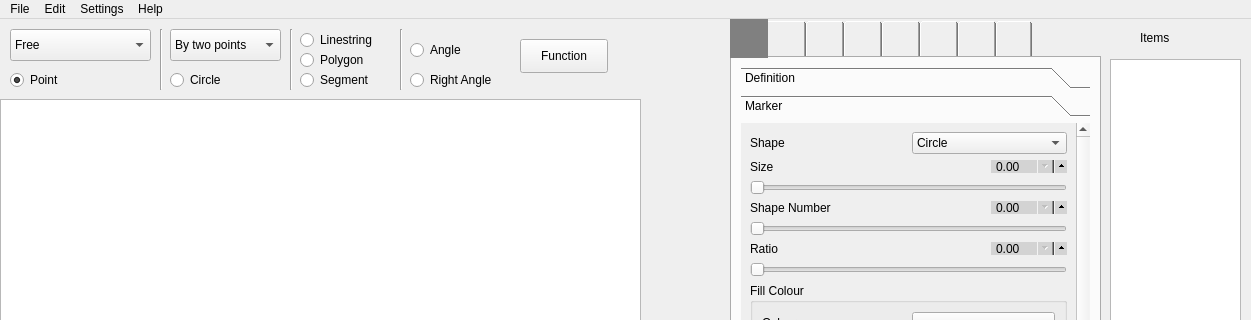
The window that main_2.ui (csekri/tkzgeom) describes before a commit, drawn with Qt 5; both pictures show x 0 to 1251 and y 0 to 320 of the 1251 by 783 pixel window.
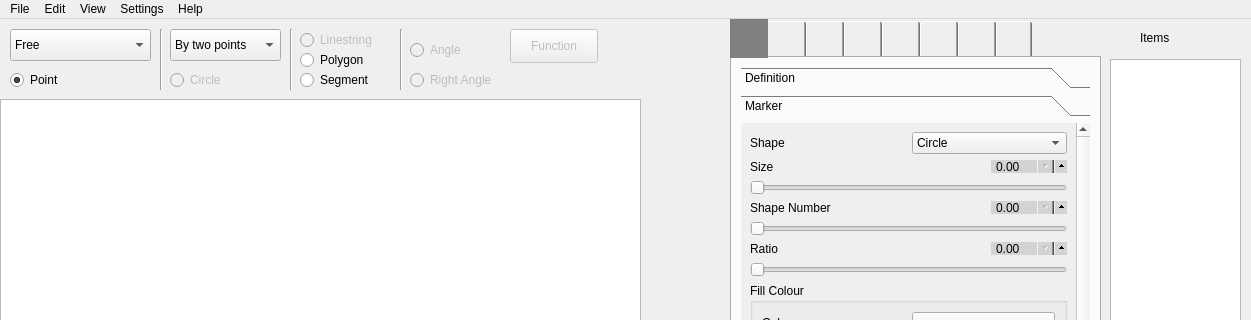
The same window after the commit. The open tabs and pages were chosen to show the change. Icons and pictures are not drawn. Custom widgets are drawn as their Qt base class.

```diff
--- a/main_2.ui
+++ b/main_2.ui
@@ -116,6 +116,9 @@
     </item>
    </widget>
    <widget class="QRadioButton" name="linestring_radio">
+    <property name="enabled">
+     <bool>false</bool>
+    </property>
     <property name="geometry">
      <rect>
       <x>300</x>
@@ -132,6 +135,9 @@
     </property>
    </widget>
    <widget class="QRadioButton" name="circle_radio">
+    <property name="enabled">
+     <bool>false</bool>
+    </property>
     <property name="geometry">
      <rect>
       <x>170</x>
@@ -191,6 +197,9 @@
     </item>
    </widget>
    <widget class="QRadioButton" name="angle_radio">
+    <property name="enabled">
+     <bool>false</bool>
+    </property>
     <property name="geometry">
      <rect>
       <x>410</x>
@@ -1695,6 +1704,9 @@
     </widget>
    </widget>
    <widget class="QRadioButton" name="right_angle_radio">
+    <property name="enabled">
+     <bool>false</bool>
+    </property>
     <property name="geometry">
      <rect>
       <x>410</x>
@@ -1791,10 +1803,13 @@
     </property>
    </widget>
    <widget class="QPushButton" name="pushButton">
+    <property name="enabled">
+     <bool>false</bool>
+    </property>
     <property name="geometry">
      <rect>
-      <x>520</x>
-      <y>20</y>
+      <x>510</x>
+      <y>10</y>
       <width>88</width>
       <height>34</height>
      </rect>
@@ -1859,8 +1874,18 @@
     </property>
     <addaction name="actionShow_Help"/>
    </widget>
+   <widget class="QMenu" name="menuView">
+    <property name="title">
+     <string>View</string>
+    </property>
+    <addaction name="actionShow_PDF"/>
+    <addaction name="actionShow_Canvas_Labels"/>
+    <addaction name="actionShow_Canvas_Items"/>
+    <addaction name="actionShow_Aspect_Ratio"/>
+   </widget>
    <addaction name="menuFile"/>
    <addaction name="menuEdit"/>
+   <addaction name="menuView"/>
    <addaction name="menuSettings"/>
    <addaction name="menuHelp"/>
   </widget>
```
Left out of the diff: 80 changed lines with no effect on the pictures.
